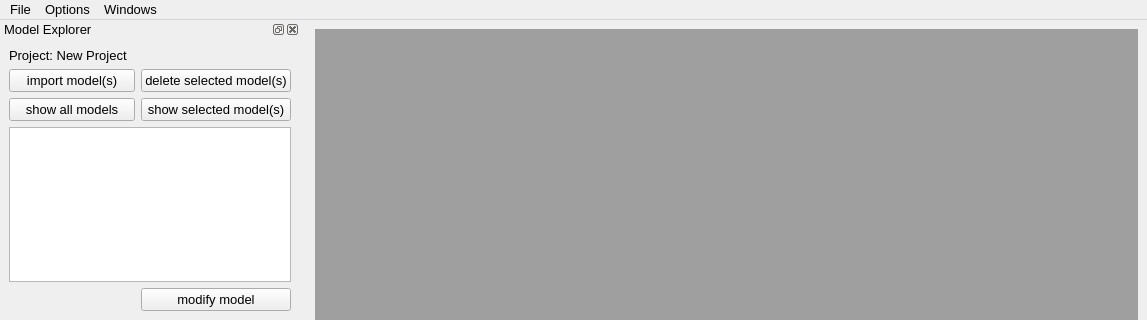
molybd/Model2SAS, file qtgui/MainWindow.ui: the form before one commit; both pictures show x 0 to 1147 and y 0 to 320 of the 1147 by 838 pixel window.
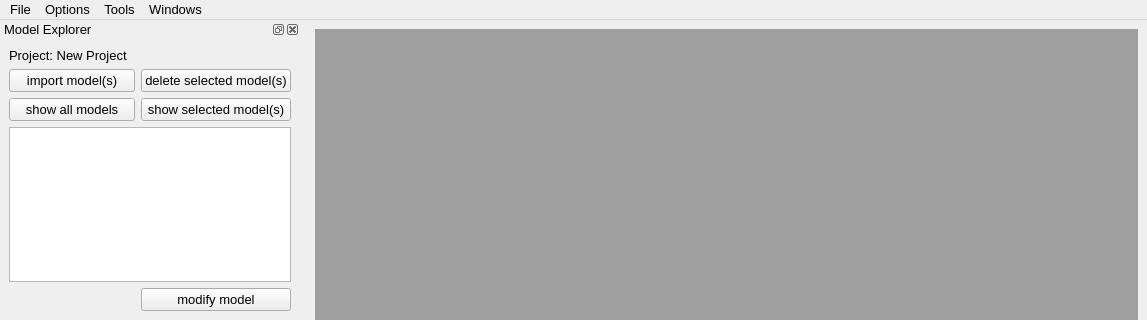
The form after the commit.

Commit message: add tool for math model generation

```diff
--- a/qtgui/MainWindow.ui
+++ b/qtgui/MainWindow.ui
@@ -71,8 +71,15 @@
     </property>
     <addaction name="action_configureGpu"/>
    </widget>
+   <widget class="QMenu" name="menuTools">
+    <property name="title">
+     <string>Tools</string>
+    </property>
+    <addaction name="action_mathModelGeneration"/>
+   </widget>
    <addaction name="menuFile"/>
    <addaction name="menuOptions"/>
+   <addaction name="menuTools"/>
    <addaction name="menuWindows"/>
   </widget>
   <widget class="QStatusBar" name="statusbar"/>
```
Left out of the diff: 5 changed lines with no effect on the pictures. The commit also changes 7 other files.
